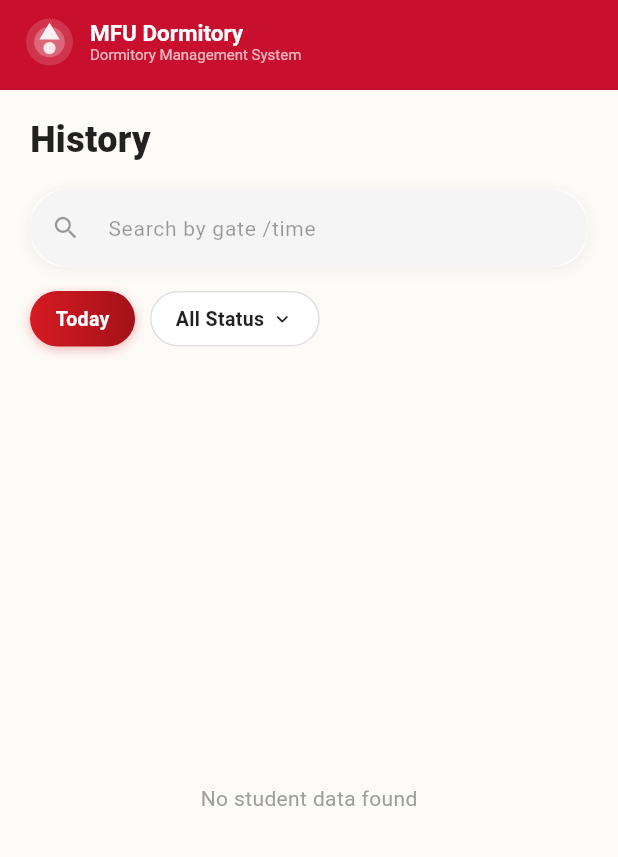
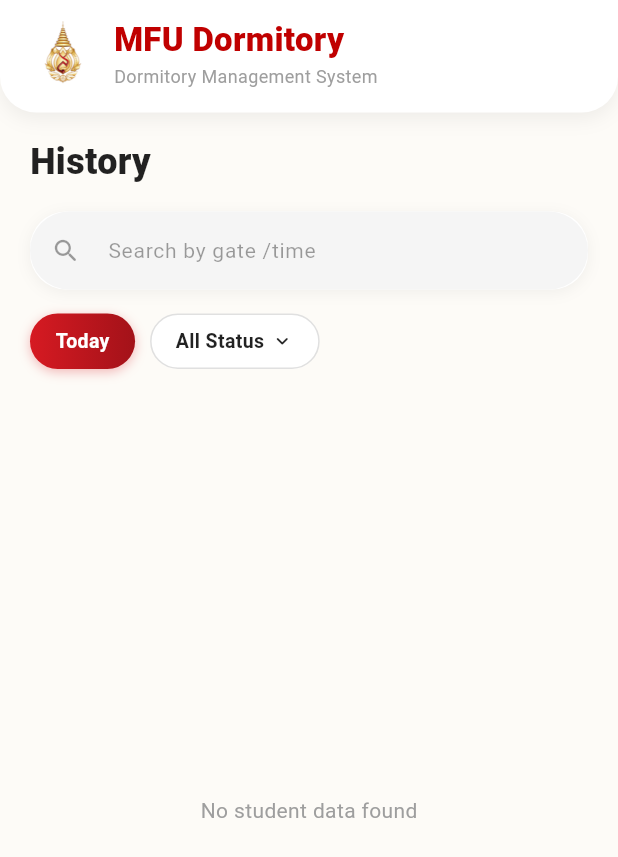
Before and after one commit to Pariploy66/Dormitory-system, a Flutter app: the _HistoryPage screen opened directly, on a phone screen of 412 x 824 dp. Shown: the top 857 px of the screen. Run offline on Flutter 3.47's test engine with Material 3 defaults, Android fonts, the phone set to English and light mode, and no system bars; our stand-ins replace dio, firebase_core, firebase_messaging, flutter_local_notifications, flutter_riverpod, flutter_secure_storage and 2 more; accounts and stored records are empty; network calls fail.

Commit message:
fix ui jingjingja

```diff
--- a/flutter-app/lib/ui/screens/home_screen.dart
+++ b/flutter-app/lib/ui/screens/home_screen.dart
@@ -6,7 +6,6 @@ import '../../data/api_repository.dart';
 import '../../data/models.dart';
 import '../../providers/app_providers.dart';
 import '../theme/mfu_theme.dart';
-import '../widgets/mfu_app_bar.dart';
 
 // ═══════════════════════════════════════════════════════════════════════════════
 // HomeScreen — Shell with working IndexedStack bottom navigation
@@ -97,6 +96,83 @@ class _HomeScreenState extends ConsumerState<HomeScreen> {
 }
 
 // ═══════════════════════════════════════════════════════════════════════════════
+// Custom AppBar แบบมี Logo ตามดีไซน์ (ใช้สำหรับ Dashboard และ History)
+// ═══════════════════════════════════════════════════════════════════════════════
+
+class _MfuCustomAppBar extends StatelessWidget implements PreferredSizeWidget {
+  final List<Widget>? actions;
+
+  const _MfuCustomAppBar({this.actions});
+
+  @override
+  Widget build(BuildContext context) {
+    return Container(
+      padding: EdgeInsets.only(
+        top: MediaQuery.of(context).padding.top + 10, // เผื่อพื้นที่ SafeArea ด้านบน
+        bottom: 15,
+        left: 20,
+        right: 10,
+      ),
+      decoration: BoxDecoration(
+        color: Colors.white,
+        borderRadius: const BorderRadius.vertical(
+          bottom: Radius.circular(24), // ขอบมนด้านล่างตามรูป
+        ),
+        boxShadow: [
+          BoxShadow(
+            color: Colors.black.withOpacity(0.06),
+            blurRadius: 10,
+            offset: const Offset(0, 4),
+          ),
+        ],
+      ),
+      child: Row(
+        crossAxisAlignment: CrossAxisAlignment.center,
+        children: [
+          Image.asset(
+            'assets/images/mfu_logo.png',
+            height: 50,
+            width: 44,
+            fit: BoxFit.contain,
+            errorBuilder: (ctx, err, stack) => const Icon(Icons.image_not_supported, size: 40, color: Colors.grey),
+          ),
+          const SizedBox(width: 12),
+          Expanded(
+            child: Column(
+              crossAxisAlignment: CrossAxisAlignment.start,
+              mainAxisSize: MainAxisSize.min,
+              children: [
+                const Text(
+                  'MFU Dormitory',
+                  style: TextStyle(
+                    color: Color(0xFFC00000), // สีแดงเข้ม MFU
+                    fontSize: 22,
+                    fontWeight: FontWeight.w800,
+                    letterSpacing: 0.2,
+                  ),
+                ),
+                Text(
+                  'Dormitory Management System',
+                  style: TextStyle(
+                    color: Colors.grey.shade500, // สีเทา
+                    fontSize: 12,
+                    fontWeight: FontWeight.w400,
+                  ),
+                ),
+              ],
+            ),
+          ),
+          if (actions != null) ...actions!,
+        ],
+      ),
+    );
+  }
+
+  @override
+  Size get preferredSize => const Size.fromHeight(85);
+}
+
+// ═══════════════════════════════════════════════════════════════════════════════
 // Page 1 — Dashboard
 // ═══════════════════════════════════════════════════════════════════════════════
 
@@ -109,10 +185,10 @@ class _DashboardPage extends ConsumerWidget {
 
     return Scaffold(
       backgroundColor: const Color(0xFFFDFBF7), // Soft background from reference
-      appBar: MfuAppBar(
+      appBar: _MfuCustomAppBar(
         actions: [
           IconButton(
-            icon: const Icon(Icons.refresh_rounded, color: Colors.white, size: 20),
+            icon: const Icon(Icons.refresh_rounded, color: Colors.black54, size: 24),
             onPressed: () => ref.invalidate(studentsProvider),
           ),
         ],
@@ -189,11 +265,11 @@ class _HistoryPageState extends ConsumerState<_HistoryPage> {
 
     return Scaffold(
       backgroundColor: const Color(0xFFFDFBF7),
-      appBar: MfuAppBar(
+      appBar: _MfuCustomAppBar(
         actions: [
           if (studentId.isNotEmpty)
             IconButton(
-              icon: const Icon(Icons.refresh_rounded, color: Colors.white, size: 20),
+              icon: const Icon(Icons.refresh_rounded, color: Colors.black54, size: 24),
               onPressed: () => ref.invalidate(accessLogsProvider(studentId)),
             ),
         ],
@@ -318,7 +394,6 @@ class _SettingPage extends ConsumerWidget {
   Widget build(BuildContext context, WidgetRef ref) {
     return Scaffold(
       backgroundColor: const Color(0xFFFDFBF7),
-      // Optionally keeping or removing AppBar based on preference, but we'll stick to a clean top
       appBar: PreferredSize(
         preferredSize: const Size.fromHeight(0),
         child: AppBar(backgroundColor: Colors.transparent, elevation: 0),
@@ -346,19 +421,6 @@ class _SettingPage extends ConsumerWidget {
               ],
             ),
 
-            // ── MFU Logo (Added per requirements) ───────────────────
-            const SizedBox(height: 20),
-            Center(
-              child: Image.asset(
-                'assets/images/mfu_logo.png',
-                height: 100,
-                errorBuilder: (context, error, stackTrace) => const Icon(
-                  Icons.image_not_supported_outlined,
-                  size: 60,
-                  color: Colors.grey,
-                ),
-              ),
-            ),
             const SizedBox(height: 30),
 
             // ── Section header ────────────────────────────────────
```
